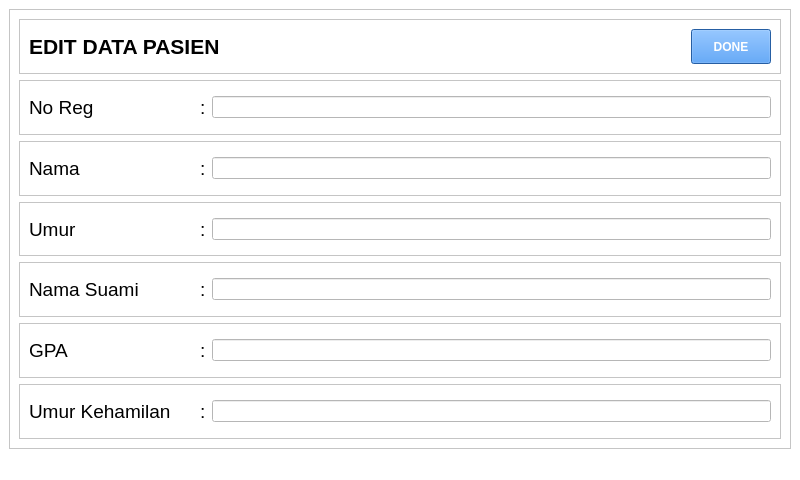
Qt form emg_sensor/widget.ui (gitfirul01/project) before a commit.
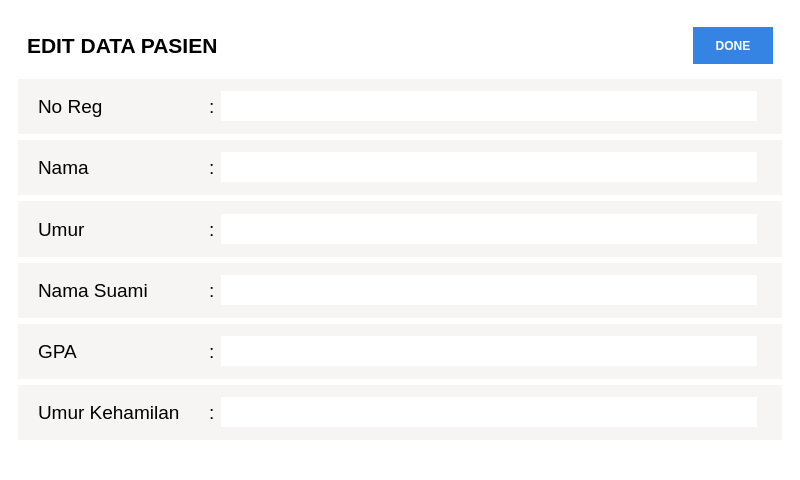
The same form after that commit.

Patch:
```diff
--- a/emg_sensor/widget.ui
+++ b/emg_sensor/widget.ui
@@ -17,6 +17,9 @@
    <string notr="true">background-color: rgb(255, 255, 255);</string>
   </property>
   <widget class="QWidget" name="centralwidget">
+   <property name="styleSheet">
+    <string notr="true">border:0</string>
+   </property>
    <layout class="QVBoxLayout" name="verticalLayout">
     <item>
      <widget class="QFrame" name="frame_3">
@@ -97,6 +100,9 @@
        </item>
        <item>
         <widget class="QFrame" name="frame">
+         <property name="styleSheet">
+          <string notr="true">background-color: rgb(246, 245, 244);</string>
+         </property>
          <property name="frameShape">
           <enum>QFrame::StyledPanel</enum>
          </property>
@@ -104,6 +110,12 @@
           <enum>QFrame::Raised</enum>
          </property>
          <layout class="QHBoxLayout" name="horizontalLayout">
+          <property name="leftMargin">
+           <number>20</number>
+          </property>
+          <property name="rightMargin">
+           <number>25</number>
+          </property>
           <item>
            <widget class="QLabel" name="label_2">
             <property name="minimumSize">
@@ -141,13 +153,26 @@
            </widget>
           </item>
           <item>
-           <widget class="QLineEdit" name="in_noreg"/>
+           <widget class="QLineEdit" name="in_noreg">
+            <property name="minimumSize">
+             <size>
+              <width>0</width>
+              <height>30</height>
+             </size>
+            </property>
+            <property name="styleSheet">
+             <string notr="true">background-color: rgb(255, 255, 255);</string>
+            </property>
+           </widget>
           </item>
          </layout>
         </widget>
        </item>
        <item>
         <widget class="QFrame" name="frame_2">
+         <property name="styleSheet">
+          <string notr="true">background-color: rgb(246, 245, 244);</string>
+         </property>
          <property name="frameShape">
           <enum>QFrame::StyledPanel</enum>
          </property>
@@ -155,6 +180,12 @@
           <enum>QFrame::Raised</enum>
          </property>
          <layout class="QHBoxLayout" name="horizontalLayout_2">
+          <property name="leftMargin">
+           <number>20</number>
+          </property>
+          <property name="rightMargin">
+           <number>25</number>
+          </property>
           <item>
            <widget class="QLabel" name="label_4">
             <property name="minimumSize">
@@ -192,13 +223,26 @@
            </widget>
           </item>
           <item>
-           <widget class="QLineEdit" name="in_nama"/>
+           <widget class="QLineEdit" name="in_nama">
+            <property name="minimumSize">
+             <size>
+              <width>0</width>
+              <height>30</height>
+             </size>
+            </property>
+            <property name="styleSheet">
+             <string notr="true">background-color: rgb(255, 255, 255);</string>
+            </property>
+           </widget>
           </item>
          </layout>
         </widget>
        </item>
        <item>
         <widget class="QFrame" name="frame_4">
+         <property name="styleSheet">
+          <string notr="true">background-color: rgb(246, 245, 244);</string>
+         </property>
          <property name="frameShape">
           <enum>QFrame::StyledPanel</enum>
          </property>
@@ -206,6 +250,12 @@
           <enum>QFrame::Raised</enum>
          </property>
          <layout class="QHBoxLayout" name="horizontalLayout_3">
+          <property name="leftMargin">
+           <number>20</number>
+          </property>
+          <property name="rightMargin">
+           <number>25</number>
+          </property>
           <item>
            <widget class="QLabel" name="label_6">
             <property name="minimumSize">
@@ -243,13 +293,27 @@
            </widget>
           </item>
           <item>
-           <widget class="QLineEdit" name="in_umur"/>
+           <widget class="QLineEdit" name="in_umur">
+            <property name="minimumSize">
+             <size>
+              <width>0</width>
+              <height>30</height>
+             </size>
+            </property>
+            <property name="styleSheet">
+             <string notr="true">background-color: rgb(255, 255, 255);</string>
+            </property>
+           </widget>
           </item>
          </layout>
         </widget>
        </item>
        <item>
         <widget class="QFrame" name="frame_5">
+         <property name="styleSheet">
+          <string notr="true">background-color: rgb(246, 245, 244);
+</string>
+         </property>
          <property name="frameShape">
           <enum>QFrame::StyledPanel</enum>
          </property>
@@ -257,6 +321,12 @@
           <enum>QFrame::Raised</enum>
          </property>
          <layout class="QHBoxLayout" name="horizontalLayout_4">
+          <property name="leftMargin">
+           <number>20</number>
+          </property>
+          <property name="rightMargin">
+           <number>25</number>
+          </property>
           <item>
            <widget class="QLabel" name="label_8">
             <property name="minimumSize">
@@ -294,13 +364,26 @@
            </widget>
           </item>
           <item>
-           <widget class="QLineEdit" name="in_suami"/>
+           <widget class="QLineEdit" name="in_suami">
+            <property name="minimumSize">
+             <size>
+              <width>0</width>
+              <height>30</height>
+             </size>
+            </property>
+            <property name="styleSheet">
+             <string notr="true">background-color: rgb(255, 255, 255);</string>
+            </property>
+           </widget>
           </item>
          </layout>
         </widget>
        </item>
        <item>
         <widget class="QFrame" name="frame_6">
+         <property name="styleSheet">
+          <string notr="true">background-color: rgb(246, 245, 244);</string>
+         </property>
          <property name="frameShape">
           <enum>QFrame::StyledPanel</enum>
          </property>
@@ -308,6 +391,12 @@
           <enum>QFrame::Raised</enum>
          </property>
          <layout class="QHBoxLayout" name="horizontalLayout_5">
+          <property name="leftMargin">
+           <number>20</number>
+          </property>
+          <property name="rightMargin">
+           <number>25</number>
+          </property>
           <item>
            <widget class="QLabel" name="label_10">
             <property name="minimumSize">
@@ -345,13 +434,26 @@
            </widget>
           </item>
           <item>
-           <widget class="QLineEdit" name="in_gpa"/>
+           <widget class="QLineEdit" name="in_gpa">
+            <property name="minimumSize">
+             <size>
+              <width>0</width>
+              <height>30</height>
+             </size>
+            </property>
+            <property name="styleSheet">
+             <string notr="true">background-color: rgb(255, 255, 255);</string>
+            </property>
+           </widget>
           </item>
          </layout>
         </widget>
        </item>
        <item>
         <widget class="QFrame" name="frame_7">
+         <property name="styleSheet">
+          <string notr="true">background-color: rgb(246, 245, 244);</string>
+         </property>
          <property name="frameShape">
           <enum>QFrame::StyledPanel</enum>
          </property>
@@ -359,6 +461,12 @@
           <enum>QFrame::Raised</enum>
          </property>
          <layout class="QHBoxLayout" name="horizontalLayout_6">
+          <property name="leftMargin">
+           <number>20</number>
+          </property>
+          <property name="rightMargin">
+           <number>25</number>
+          </property>
           <item>
            <widget class="QLabel" name="label_12">
             <property name="minimumSize">
@@ -396,7 +504,17 @@
            </widget>
           </item>
           <item>
-           <widget class="QLineEdit" name="in_umurkehamilan"/>
+           <widget class="QLineEdit" name="in_umurkehamilan">
+            <property name="minimumSize">
+             <size>
+              <width>0</width>
+              <height>30</height>
+             </size>
+            </property>
+            <property name="styleSheet">
+             <string notr="true">background-color: rgb(255, 255, 255);</string>
+            </property>
+           </widget>
           </item>
          </layout>
         </widget>
```
